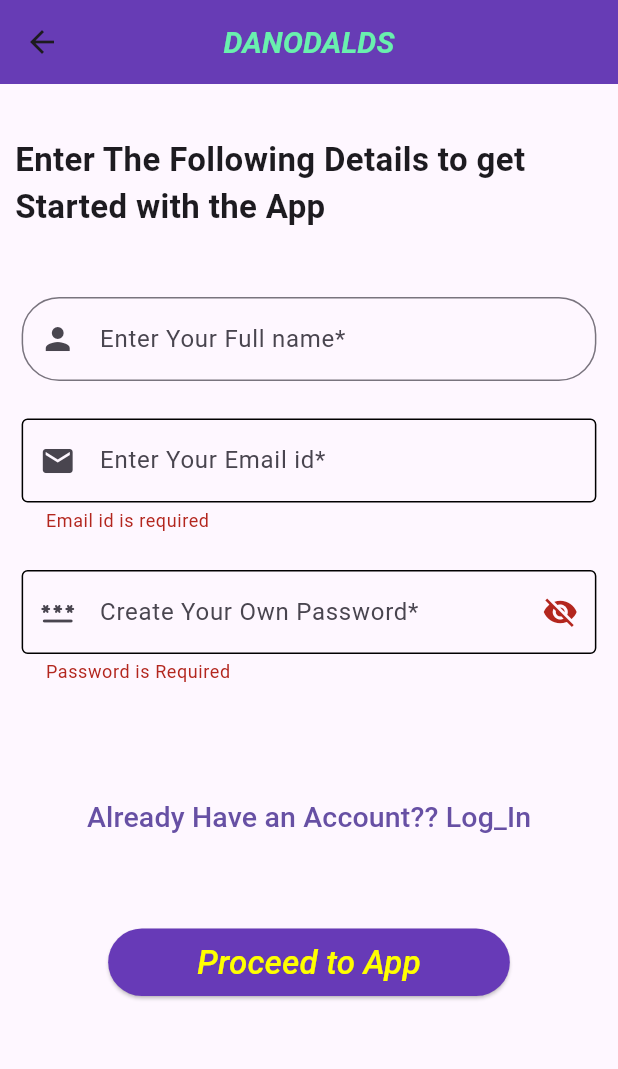
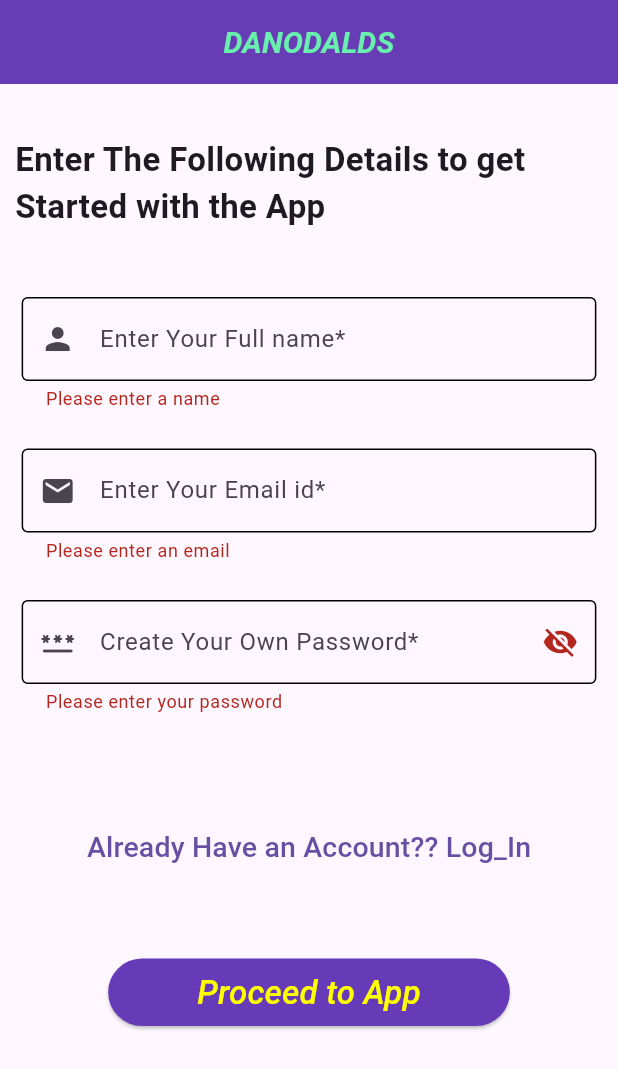
Before and after one commit to LAKSH3002/Food_Company_App, a Flutter app: the OnBoarding4 screen opened directly, after a tap on "Proceed to App", on a phone screen of 412 x 824 dp. Shown: the top 1069 px of the screen. Run offline on Flutter 3.47's test engine with Material 2 defaults, Android fonts, the light colour scheme and no system bars; our stand-ins replace animated_splash_screen, email_validator, firebase_auth, firebase_core, pinput, shared_preferences and 1 more; missing offline and left inert: dialog_flowtter; accounts and stored records are empty; network calls fail; project files that could hold a hidden picture were left out.

Commit message:
Validations completed of email screen.

```diff
--- a/royal_plate/lib/main.dart
+++ b/royal_plate/lib/main.dart
@@ -40,7 +40,7 @@
         return MaterialApp(
           debugShowCheckedModeBanner: false,
           theme: ThemeData(useMaterial3: true),
-          home: SplashScreen1(),
+          home: OnBoarding4(),
         );
       }),
     );
--- a/royal_plate/lib/screens/Email_screen.dart
+++ b/royal_plate/lib/screens/Email_screen.dart
@@ -16,8 +16,8 @@
 }
 
 class _OnBoarding4State extends State<OnBoarding4> {
-
   // text editing controller
+  final _formkey = GlobalKey<FormState>();
   bool passwordVisible = true;
   TextEditingController emailcontroller = TextEditingController();
   TextEditingController passwordcontroller = TextEditingController();
@@ -66,6 +66,8 @@
         ),
       ),
       body: SingleChildScrollView(
+        child: Form(
+          key: _formkey,
           child: Column(
             crossAxisAlignment: CrossAxisAlignment.start,
             children: [
@@ -92,10 +94,10 @@
                       controller: namecontroller,
                       validator: (value) {
                         if (value == null || value.isEmpty) {
-                        return 'Please enter a book name';
+                          return 'Please enter a name';
                         }
                         if (!RegExp(r'^[a-zA-Z\s]+$').hasMatch(value)) {
-                        return 'Book name must only contain letters';
+                          return 'Name must only contain letters';
                         }
                         return null;
                       },
@@ -120,13 +122,22 @@
                       controller: emailcontroller,
                       keyboardType: TextInputType.multiline,
                       decoration: InputDecoration(
-                      errorText: _validate ? 'Email id is required' : null,
                         prefixIcon: Icon(Icons.email),
                         hintText: "Enter Your Email id*",
                         border: OutlineInputBorder(
                             borderRadius: BorderRadius.circular(25.0)),
                         errorBorder: OutlineInputBorder(),
                       ),
+                      validator: (value) {
+                        if (value == null || value.isEmpty) {
+                          return 'Please enter an email';
+                        }
+                        final emailRegex =
+                            RegExp(r'^[\w-\.]+@([\w-]+\.)+[\w-]{2,4}$');
+                        if (!emailRegex.hasMatch(value)) {
+                          return 'Please enter a valid email';
+                        }
+                      },
                     ),
                   ),
                 ),
@@ -141,7 +152,6 @@
                         controller: passwordcontroller,
                         obscureText: passwordVisible,
                         decoration: InputDecoration(
-                        errorText: _validate ? 'Password is Required' : null,
                           prefixIcon: Icon(Icons.password_rounded),
                           hintText: "Create Your Own Password*",
                           border: OutlineInputBorder(
@@ -161,43 +171,20 @@
                             },
                           ),
                         ),
+                        validator: (value) {
+                          if (value == null || value.isEmpty) {
+                            return 'Please enter your password';
+                          }
+                          // Validate password length between 6 to 13 characters
+                          if (value.length < 6 || value.length > 13) {
+                            return 'Password must be 6 to 13 characters long';
+                          }
+                        },
                         keyboardType: TextInputType.visiblePassword,
                         textInputAction: TextInputAction.done),
                   ),
                 ),
               ),
-
-            // Padding(
-            //   padding: EdgeInsets.all(12.0),
-            //   child: TextField(
-            //     controller: confirmpasswordcontroller,
-            //     obscureText: passwordVisible,
-            //     decoration: InputDecoration(
-            //                   errorText: _validate ? 'Please confirm your password' : null,
-            //                   prefixIcon: Icon(Icons.password_rounded),
-            //                   hintText: "Confirm Password*",
-            //                   // helperText: 'Confirm password must match Create Password',
-            //                   border: OutlineInputBorder(
-            //                     borderRadius: BorderRadius.circular(25.0)
-            //                   ),
-            //                   errorBorder: OutlineInputBorder(),
-            //                   suffixIcon: IconButton(
-            //         icon: Icon(passwordVisible
-            //              ? Icons.visibility_off
-            //              : Icons.visibility),
-            //          onPressed: () {
-            //            setState(
-            //              () {
-            //                passwordVisible = !passwordVisible;
-            //              },
-            //            );
-            //          },
-            //        ),
-            //                 ),
-            //       keyboardType: TextInputType.visiblePassword,
-            //       textInputAction: TextInputAction.done
-            //   ),
-            // ),
 
               const SizedBox(height: 50),
 
@@ -218,32 +205,6 @@
                 height: 50,
               ),
 
-            //  ElevatedButton(
-            //   onPressed: () {
-            //     Navigator.push(
-            //       context,
-            //       MaterialPageRoute(
-            //         builder: (context) =>
-            //         HomeScreen(
-            //         name: namecontroller,
-            //         email: emailcontroller,),
-            //       ),
-            //     );
-            //     // setState(() {
-            //     //   Navigator.push(
-            //     //   context,
-            //     //   MaterialPageRoute(
-            //     //     builder: (context) =>
-            //     //     AccountScreen(
-            //     //     name: namecontroller,
-            //     //     email: emailcontroller,),
-            //     //   ),
-            //     // );
-            //     // });
-            //   },
-            //   child: Text('Go to Second Page'),
-            // ),
-
               Center(
                 child: Padding(
                   padding: const EdgeInsets.fromLTRB(0, 0, 0, 10),
@@ -255,20 +216,13 @@
                             backgroundColor: Colors.deepPurple,
                             onPrimary: Colors.yellowAccent),
                         // User entry with email and password.
-                      onPressed: () async
-                      {
+                        onPressed: () async {
                           try {
-                          setState(() {
-                            namecontroller.text.isEmpty
-                                ? _validate = true
-                                : _validate = false;
-                            emailcontroller.text.isEmpty
-                                ? _validate = true
-                                : _validate = false;
-                            passwordcontroller.text.isEmpty
-                                ? _validate = true
-                                : _validate = false;
-                          });
+                            if (_formkey.currentState!.validate()) {
+                              print('Name: ${namecontroller.text}');
+                              print('Email: ${emailcontroller.text}');
+                              print('Password: ${passwordcontroller.text}');
+                            }
                             await FirebaseAuth.instance
                                 .createUserWithEmailAndPassword(
                                     email: emailcontroller.text,
@@ -278,7 +232,8 @@
                               showDialog(
                                 context: context,
                                 builder: (ctx) => AlertDialog(
-                                title: const Text("Successful registration!!"),
+                                  title:
+                                      const Text("Successful registration!!"),
                                   content: const Text(
                                       "You have Created A New Account!!"),
                                   actions: <Widget>[
@@ -286,10 +241,12 @@
                                       onPressed: () {
                                         Navigator.of(context)
                                             .push(MaterialPageRoute(
-                                              builder: (BuildContext context) =>
+                                                builder:
+                                                    (BuildContext context) =>
                                                         HomeScreen(
                                                           name: namecontroller,
-                                                    email: emailcontroller,
+                                                          email:
+                                                              emailcontroller,
                                                         )))
                                             .onError((error, stackTrace) {});
                                       },
@@ -317,6 +274,7 @@
                 ),
               ),
             ],
+          ),
         ),
       ),
     );
```
Lines whose indentation alone changed are shown as unchanged.
